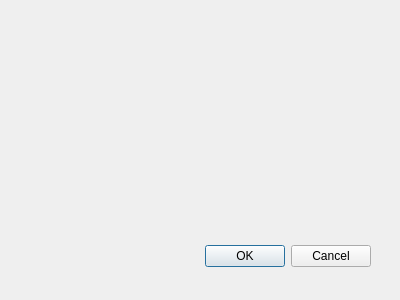
Old version of the form gamesettings.ui in the repository Taison4eg/QtTetris.
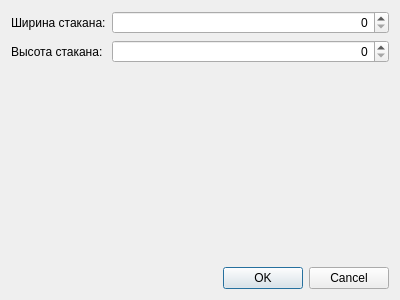
New version of the form.

What changed in the file:
```diff
--- a/gamesettings.ui
+++ b/gamesettings.ui
@@ -16,15 +16,47 @@
   <property name="windowTitle">
    <string>Настройки игры</string>
   </property>
+  <layout class="QVBoxLayout" name="verticalLayout">
+   <item>
+    <layout class="QFormLayout" name="formLayout">
+     <item row="0" column="0">
+      <widget class="QLabel" name="label">
+       <property name="text">
+        <string>Ширина стакана:</string>
+       </property>
+      </widget>
+     </item>
+     <item row="1" column="0">
+      <widget class="QLabel" name="label_2">
+       <property name="text">
+        <string>Высота стакана:</string>
+       </property>
+      </widget>
+     </item>
+     <item row="0" column="1">
+      <widget class="QSpinBox" name="glassHeight">
+       <property name="layoutDirection">
+        <enum>Qt::LeftToRight</enum>
+       </property>
+       <property name="alignment">
+        <set>Qt::AlignRight|Qt::AlignTrailing|Qt::AlignVCenter</set>
+       </property>
+      </widget>
+     </item>
+     <item row="1" column="1">
+      <widget class="QSpinBox" name="glassWidth">
+       <property name="layoutDirection">
+        <enum>Qt::LeftToRight</enum>
+       </property>
+       <property name="alignment">
+        <set>Qt::AlignRight|Qt::AlignTrailing|Qt::AlignVCenter</set>
+       </property>
+      </widget>
+     </item>
+    </layout>
+   </item>
+   <item>
   <widget class="QDialogButtonBox" name="buttonBox">
-   <property name="geometry">
-    <rect>
-     <x>30</x>
-     <y>240</y>
-     <width>341</width>
-     <height>32</height>
-    </rect>
-   </property>
    <property name="orientation">
     <enum>Qt::Horizontal</enum>
    </property>
@@ -32,6 +64,8 @@
     <set>QDialogButtonBox::Cancel|QDialogButtonBox::Ok</set>
    </property>
   </widget>
+   </item>
+  </layout>
  </widget>
  <resources/>
  <connections>
```
Lines whose indentation alone changed are shown as unchanged.
